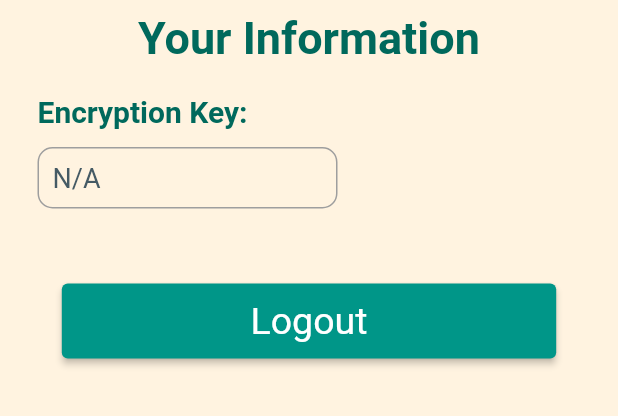
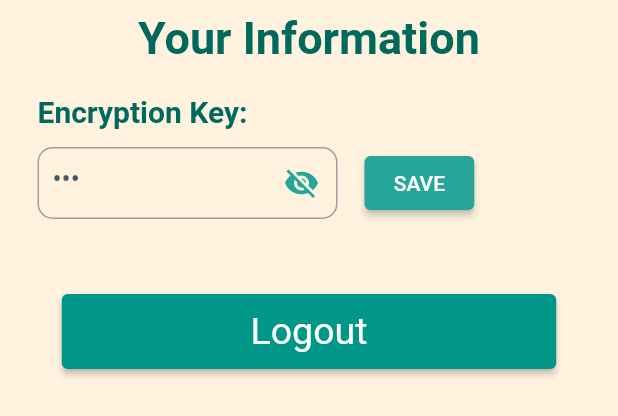
Before and after one commit to onionoino/klee, a Flutter app: the HomeSettings widget shown alone on an empty page, opened directly with empty values, on a phone screen of 412 x 824 dp. Shown: the top 416 px of the screen. Run offline on Flutter 3.47's test engine with Material 2 defaults, Android fonts, the phone set to English and light mode, and no system bars; our stand-ins replace awesome_notifications, device_info_plus, fl_chart, flutter_map, flutter_secure_storage, geolocator and 4 more; missing offline and left inert: common_utils, current_location, mailer, platform_device_id, rdflib, solid_auth and 2 more; accounts and stored records are empty; Roboto replaces fonts that are missing (KleeOne).

Commit message:
write and store enc-key in setting page. After stored the enc-key in user's device, it won't be needed when log in again.

```diff
--- a/lib/ui/home_page/home_settings.dart
+++ b/lib/ui/home_page/home_settings.dart
@@ -2,11 +2,11 @@ import 'package:flutter/material.dart';
 import 'package:flutter_secure_storage/flutter_secure_storage.dart';
 import 'package:flutter/services.dart';
 
-import '../../service/home_page_service.dart';
-import '../../utils/base_widget.dart';
-import '../login_page/login_page.dart';
+import '../../service/home_page_service.dart';  // Make sure to import your home_page_service
+import '../../utils/base_widget.dart';  // Make sure to import your base_widget
+import '../login_page/login_page.dart';  // Make sure to import your login_page
 
-final storage = FlutterSecureStorage();  // <- initialize storage
+final storage = FlutterSecureStorage();  // Initialize secure storage
 
 class HomeSettings extends StatefulWidget {
   final Map<dynamic, dynamic>? authData;
@@ -20,6 +20,25 @@ class HomeSettings extends StatefulWidget {
 class _HomeSettingsState extends State<HomeSettings> {
   TextEditingController encKeyController = TextEditingController();
   final HomePageService homePageService = HomePageService();
+  bool isTextVisible = false;
+
+  @override
+  void initState() {
+    super.initState();
+    _loadEncryptionKey();
+  }
+
+  _loadEncryptionKey() async {
+    String? storedKey = await storage.read(key: 'encKey');
+    setState(() {
+      encKeyController.text = storedKey ?? 'N/A';
+    });
+  }
+
+  _updateEncryptionKey(String newKey) async {
+    await storage.write(key: 'encKey', value: newKey);  // Write to storage
+    _loadEncryptionKey();
+  }
 
   @override
   Widget build(BuildContext context) {
@@ -41,7 +60,7 @@ class _HomeSettingsState extends State<HomeSettings> {
           ),
           SizedBox(height: 20),
           FutureBuilder<String?>(
-            future: storage.read(key: 'encKey'), // <- read from storage
+            future: storage.read(key: 'encKey'),  // Read from storage
             builder: (BuildContext context, AsyncSnapshot<String?> snapshot) {
               if (snapshot.connectionState == ConnectionState.waiting) {
                 return CircularProgressIndicator();
@@ -49,11 +68,11 @@ class _HomeSettingsState extends State<HomeSettings> {
                 return Text("Error: ${snapshot.error}");
               } else {
                 return Container(
-                  width: double.infinity, // Take all available width
+                  width: double.infinity,
                   child: Padding(
                     padding: const EdgeInsets.only(left: 25.0),
                     child: Column(
-                      crossAxisAlignment: CrossAxisAlignment.start, // Align items to the start
+                      crossAxisAlignment: CrossAxisAlignment.start,
                       children: [
                         Text(
                           'Encryption Key:',
@@ -65,11 +84,15 @@ class _HomeSettingsState extends State<HomeSettings> {
                           ),
                         ),
                         SizedBox(height: 12),
+                        Row(
+                          mainAxisAlignment: MainAxisAlignment.start,
+                          children: [
                             Container(
-                          width: 200, // Set the width to 200
+                              width: 200,
                               child: TextField(
-                            controller: encKeyController..text = snapshot.data ?? 'N/A',
-                            readOnly: true, // Make the TextField read-only
+                                controller: encKeyController,
+                                readOnly: false,
+                                obscureText: !isTextVisible,
                                 style: TextStyle(
                                     fontSize: 18,
                                     fontFamily: "KleeOne",
@@ -80,7 +103,7 @@ class _HomeSettingsState extends State<HomeSettings> {
                                   LengthLimitingTextInputFormatter(100),
                                 ],
                                 decoration: InputDecoration(
-                              // hintText: "eg. Encryption Key",
+                                  hintText: "Your Enc-Key",
                                   isCollapsed: true,
                                   contentPadding: const EdgeInsets.all(10.0),
                                   border: OutlineInputBorder(
@@ -98,10 +121,32 @@ class _HomeSettingsState extends State<HomeSettings> {
                                     borderSide: BorderSide(
                                         color: Colors.teal, width: 1.5),
                                   ),
+                                  suffixIcon: IconButton(  // Add this icon button
+                                    icon: Icon(
+                                      isTextVisible ? Icons.visibility : Icons.visibility_off,
+                                      color: Colors.teal[400],
                                     ),
-                            onChanged: (text) {
+                                    onPressed: () {
+                                      setState(() {
+                                        isTextVisible = !isTextVisible;
+                                      });
                                     },
                                   ),
+                                ),
+                              ),
+                            ),
+                            SizedBox(width: 18),
+                            ElevatedButton(
+                              onPressed: () {
+                                _updateEncryptionKey(encKeyController.text);
+                              },
+                              child: Text(" SAVE "),
+                              style: ButtonStyle(
+                                backgroundColor: MaterialStateProperty.all(Colors.teal[400]),
+                                // Other styles here
+                              ),
+                            ),
+                          ],
                         ),
                       ],
                     ),
@@ -134,6 +179,5 @@ class _HomeSettingsState extends State<HomeSettings> {
         ],
       ),
     );
-
   }
 }
```
Also changed, not shown: lib/ui/key_page/key_page.dart (+20 -32 lines). Lines whose indentation alone changed are shown as unchanged.
